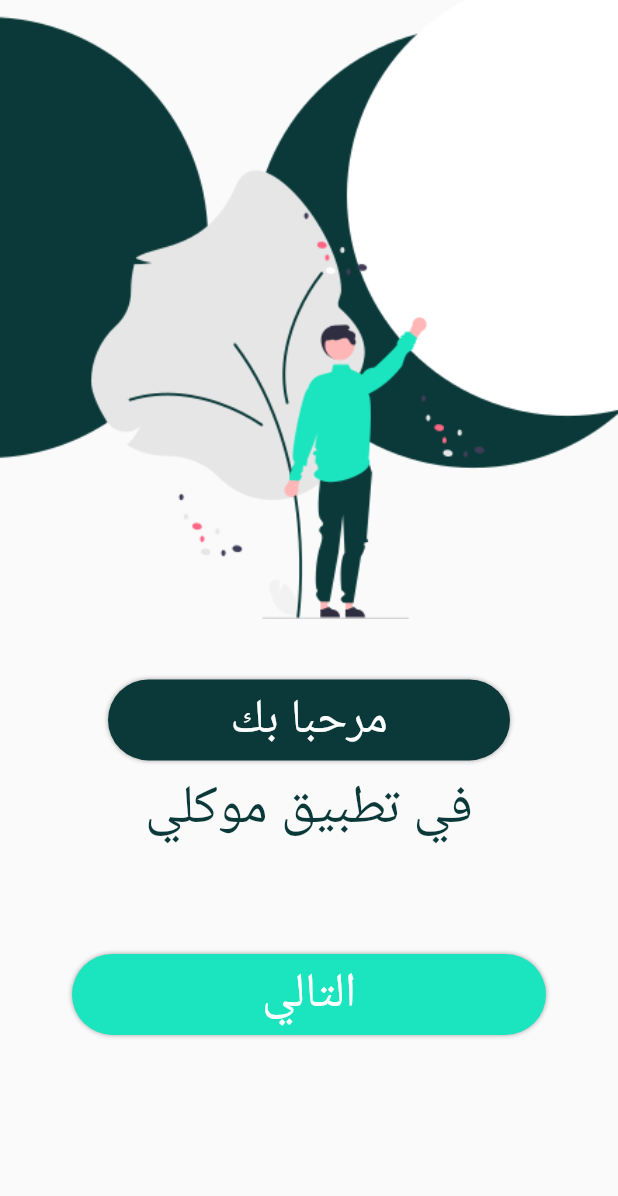
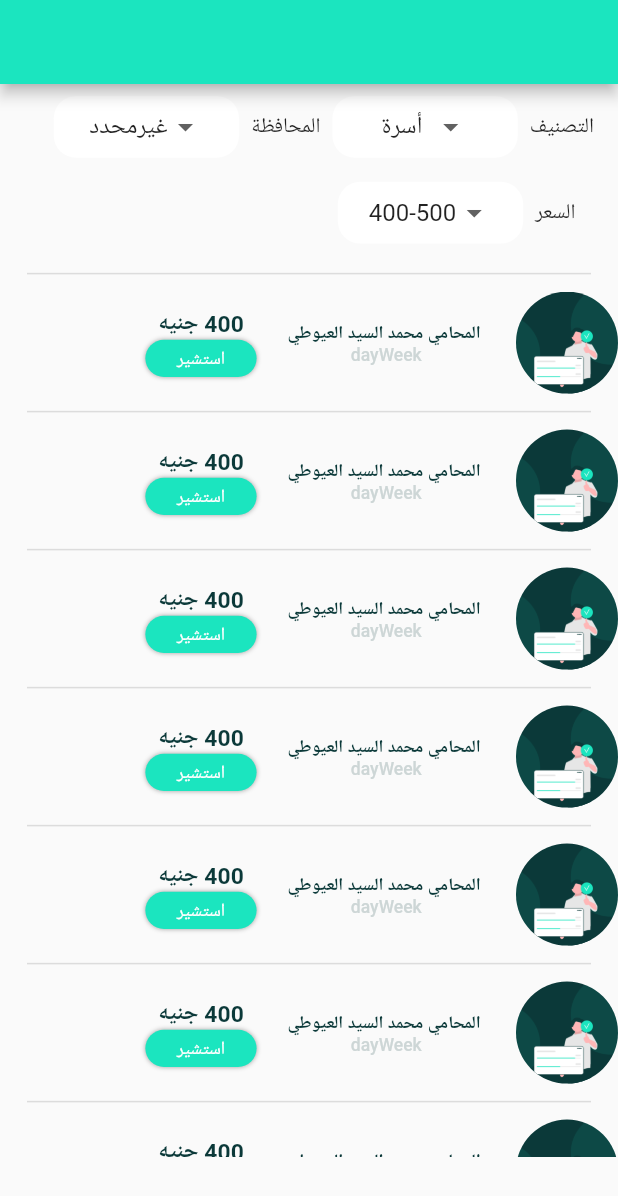
Before and after one commit to kareemshaaban221/mowakly-app, a Flutter app: the screen it shows after launch, on a phone screen of 412 x 824 dp. Shown: the top 1196 px of the screen. Run offline on Flutter 3.47's test engine with Material 2 defaults, Android fonts, the light colour scheme and no system bars; our stand-ins replace bloc, carousel_slider, conditional_builder_null_safety, dio, file_picker, flutter_bloc and 8 more; Roboto replaces fonts that are missing (Cairo); project files that could hold a hidden picture were left out.

Commit message:
LawyersScreen

```diff
--- a/lib/main.dart
+++ b/lib/main.dart
@@ -5,8 +5,10 @@ import 'package:fp/constants/constant_colors.dart';
 import 'package:fp/cubit%20App/blocObserver.dart';
 import 'package:fp/network/remote/dio_helper.dart';
 import 'package:fp/screens/LawyerMainScreens/LawyerMainScreen.dart';
+import 'package:fp/screens/LawyersScreen/lawyersScreen.dart';
 import 'package:fp/screens/book_consultation/book_consultation.dart';
 import 'package:fp/screens/clientMainScreens/ClientMainScreen.dart';
+import 'package:fp/screens/forgetPasswordScreen/forgetPasswordScreen.dart';
 import 'package:fp/screens/loginScreen/cubit/cubitLoginScreen.dart';
 import 'package:fp/screens/payScreen/cubit/cubitPayScreen.dart';
 import 'package:fp/screens/signupScreen/cuibt/cubitSignupScreen.dart';
@@ -40,7 +42,7 @@ class MowakleApp extends StatelessWidget {
             theme: ThemeData(
               primarySwatch: MINT_PRIMARY_COLOR, // Use the custom MaterialColor
             ),
-            home:  const SplashScreen(),
+            home: LawyersScreen()
           ),
         );
       },
--- a/lib/screens/LawyerMainScreens/LawyerMainScreen.dart
+++ b/lib/screens/LawyerMainScreens/LawyerMainScreen.dart
@@ -6,6 +6,7 @@ import 'package:fp/component/navigation_bar.dart';
 import 'package:fp/component/side_drawer.dart';
 import 'package:fp/screens/LawyerMainScreens/navbar_pages_lawyer/home_page_lawyer.dart';
 import 'package:fp/screens/LawyerMainScreens/navbar_pages_lawyer/messages_page_lawyer.dart';
+import 'package:fp/screens/appointmentsScreen/appointmentsScreen.dart';
 import 'package:fp/screens/chatbotScreen/ChatbotScreen.dart';
 import 'package:fp/component/appbars/HomeAppBar.dart';
 
@@ -81,7 +82,7 @@ class _LawyerMainScreenState extends State<LawyerMainScreen> {
               Navigator.push(
                   context,
                   MaterialPageRoute(
-                    builder: (context) => const ChatbotScreen(),
+                    builder: (context) => AppointmentsScreen(),
                   ));
             })
           ],
--- /dev/null
+++ b/lib/screens/LawyersScreen/lawyersScreen.dart
@@ -0,0 +1,246 @@
+import 'package:flutter/material.dart';
+import 'package:fp/component/buildButton.dart';
+import 'package:fp/component/complete_widgets/messages_widget.dart';
+import 'package:google_fonts/google_fonts.dart';
+import 'package:responsive_sizer/responsive_sizer.dart';
+
+class LawyersScreen extends StatefulWidget {
+   LawyersScreen({Key? key}) : super(key: key);
+
+  @override
+  State<LawyersScreen> createState() => _LawyersScreenState();
+}
+
+class _LawyersScreenState extends State<LawyersScreen> {
+  @override
+  var selectValue='أسرة';
+  var selectValue1='غيرمحدد';
+  var selectValue2='400-500';
+
+  Widget build(BuildContext context) {
+    return Scaffold(
+      appBar: AppBar(),
+      body: Column(
+        children: [
+          Padding(
+            padding: const EdgeInsets.all(8.0),
+            child: Row(
+              textDirection: TextDirection.rtl,
+              children: [
+
+                const Padding(
+                  padding: EdgeInsets.all(8.0),
+                  child: Text('التصنيف'),
+                ),
+                Container(
+                  height: 5.h,
+                  width: 30.w,
+
+                  decoration: BoxDecoration(
+                    color: Colors.white,
+                    borderRadius: BorderRadius.circular(15)
+                  ),
+                  child: Center(
+                    child: DropdownButton(
+                      underline: SizedBox(),
+
+                      value: selectValue ,
+                      onChanged: (value) {
+                        setState(() {
+                          selectValue=value!;
+                        });
+
+                      },
+                      items: const[
+                        DropdownMenuItem(child: Text("أسرة",),value: "أسرة"),
+                        DropdownMenuItem(child: Text("مدني"),value: "مدني"),
+                        DropdownMenuItem(child: Text("جنائي"),value: "جنائي"),
+
+                      ],
+                    ),
+                  ),
+                ),
+                const Padding(
+                  padding: EdgeInsets.all(8.0),
+                  child: Text('المحافظة'),
+                ),
+                Container(
+                  height: 5.h,
+                  width: 30.w,
+
+                  decoration: BoxDecoration(
+                      color: Colors.white,
+                      borderRadius: BorderRadius.circular(15)
+                  ),
+                  child: Center(
+                    child: DropdownButton(
+                      underline: SizedBox(),
+
+                      value: selectValue1 ,
+                      onChanged: (value) {
+                        setState(() {
+                          selectValue1=value!;
+                        });
+
+                      },
+                      items: const[
+                        DropdownMenuItem(child: Text("الدقهلية",),value: "الدقهلية"),
+                        DropdownMenuItem(child: Text("غيرمحدد"),value: "غيرمحدد"),
+
+                      ],
+                    ),
+                  ),
+                ),
+              ],
+            ),
+          ),
+          Padding(
+            padding: const EdgeInsets.all(8.0),
+            child: Row(
+              textDirection: TextDirection.rtl,
+              children: [
+                SizedBox(
+                  width: 3.w,
+                ),
+                const Padding(
+                  padding: EdgeInsets.all(8.0),
+                  child: Text('السعر'),
+                ),
+                Container(
+                  height: 5.h,
+                  width: 30.w,
+
+                  decoration: BoxDecoration(
+                      color: Colors.white,
+                      borderRadius: BorderRadius.circular(15)
+                  ),
+                  child: Center(
+                    child: DropdownButton(
+                      underline: SizedBox(),
+
+                      value: selectValue2 ,
+                      onChanged: (value) {
+                        setState(() {
+                          selectValue2=value!;
+                        });
+
+                      },
+                      items: const[
+                        DropdownMenuItem(child: Text("300-400",),value: "300-400"),
+                        DropdownMenuItem(child: Text("400-500"),value: "400-500"),
+
+                      ],
+                    ),
+                  ),
+                ),
+              ],
+            ),
+          ),
+          const Padding(
+            padding: EdgeInsets.symmetric(horizontal: 18.0, vertical: 4),
+            child: Divider(
+              thickness: 1,
+            ),
+          ),
+
+          SizedBox(
+            height: 70.h,
+            width: 100.w,
+            child: ListView.builder(itemBuilder: (context, index) => Column(
+
+              children: [
+                Row(
+                  mainAxisAlignment: MainAxisAlignment.start,
+                  textDirection: TextDirection.rtl,
+                  children: [
+                    //notification details
+                    CircleAvatar(
+                      backgroundColor: const Color(0xff0B3939),
+                      radius: 34,
+                      child: ClipOval(
+                          child: Image.asset(
+                            'asset/help.png',
+                            fit: BoxFit.cover,
+                          )),
+                    ),
+                    SizedBox(width: 5.w,),
+                    Column(
+                      children: [
+
+                        Row(
+                          textDirection: TextDirection.rtl,
+                          mainAxisAlignment: MainAxisAlignment.start,
+                          children: [
+
+                            Text(
+                              ' المحامي محمد السيد العيوطي',
+                              textAlign: TextAlign.right,
+                              textDirection: TextDirection.rtl,
+                              style: GoogleFonts.cairo(
+                                fontSize: 14.sp,
+                                fontWeight: FontWeight.w700,
+                                color: const Color(0xff0B3939),
+                              ),
+                            ),
+
+                          ],
+                        ),
+                        //notification time
+                        Row(
+
+                          textDirection: TextDirection.rtl,
+                          children: [
+                            // SizedBox(
+                            //   width: 4.6.w,
+                            // ),
+
+                            Text(
+                              'dayWeek',
+                              textDirection: TextDirection.rtl,
+                              style: GoogleFonts.cairo(
+                                fontSize: 14.sp,
+                                fontWeight: FontWeight.w500,
+                                color: const Color(0xffCDD6D6),
+                              ),
+                            ),
+
+
+                          ],
+                        )
+                      ],
+                    ),
+
+                    // avatar
+                    SizedBox(width: 5.w,),
+                    Column(
+                      children: [
+                        Text(
+                          '400 جنيه',
+                          textAlign: TextAlign.right,
+                          textDirection: TextDirection.rtl,
+                          style: GoogleFonts.cairo(
+                            fontSize: 16.sp,
+                            fontWeight: FontWeight.w700,
+                            color: const Color(0xff0B3939),
+                          ),
+                        ),
+                        BuildButton(title: 'استشير', onPress: (){},height: 3.h,
+                        width: 18.w, labelSize: 12,)
+                      ],
+                    ),
+                  ],
+                ),
+                const Padding(
+                  padding: EdgeInsets.symmetric(horizontal: 18.0, vertical: 4),
+                  child: Divider(
+                    thickness: 1,
+                  ),
+                )
+              ],
+            ),),
+          ),
+        ],
+      ),
+    );
+  }
+}
--- a/lib/screens/forgetPasswordScreen/codeForgotPasswordScreen.dart
+++ b/lib/screens/forgetPasswordScreen/codeForgotPasswordScreen.dart
@@ -27,11 +27,14 @@ class CodeForgotPasswordScreen extends StatelessWidget {
           return Scaffold(
             body: Column(
               children: [
+                SizedBox(height: 5.h,),
                 Container(
                   height: 30.h,
                   width: double.infinity,
+                  child: Image.asset('asset/undraw_forgot_password_re_hxwm.png'),
 
                 ),
+                SizedBox(height: 10.h,),
 
                 OTPTextField(
                   length: 6,
@@ -52,7 +55,7 @@ class CodeForgotPasswordScreen extends StatelessWidget {
 
                 ),
                 SizedBox(
-                  height: 15.h,
+                  height: 11.h,
                 ),
 
                 build_button(title: 'التالي', ontap: (){
--- a/lib/screens/forgetPasswordScreen/forgetPasswordScreen.dart
+++ b/lib/screens/forgetPasswordScreen/forgetPasswordScreen.dart
@@ -23,10 +23,13 @@ class ForgotPasswordScreen extends StatelessWidget {
           return Scaffold(
             body: SingleChildScrollView(
               child: Column(
+
                 children: [
+                  SizedBox(height: 5.h,),
                   Container(
                     height: 30.h,
                     width: double.infinity,
+                    child: Image.asset('asset/undraw_message_sent_re_q2kl.png'),
 
                   ),
                   SizedBox(
```
Also changed, not shown: lib/component/complete_widgets/messages_widget.dart (added, +140 -0 lines), lib/screens/LawyerMainScreens/navbar_pages_lawyer/messages_page_lawyer.dart (+23 -2 lines), lib/screens/appointmentsScreen/appointmentsScreen.dart (+59 -11 lines), lib/screens/clientMainScreens/navbar_pages_client/messagesPage.dart (+24 -2 lines), lib/screens/forgetPasswordScreen/newPasswordScreen.dart (+10 -3 lines), lib/screens/loginScreen/loginScreen.dart (+12 -1 lines), lib/screens/signup2Screen/signup2Screen.dart (+11 -1 lines), asset/undraw_done_re_oak4.png, asset/undraw_forgot_password_re_hxwm.png, asset/undraw_message_sent_re_q2kl.png.
